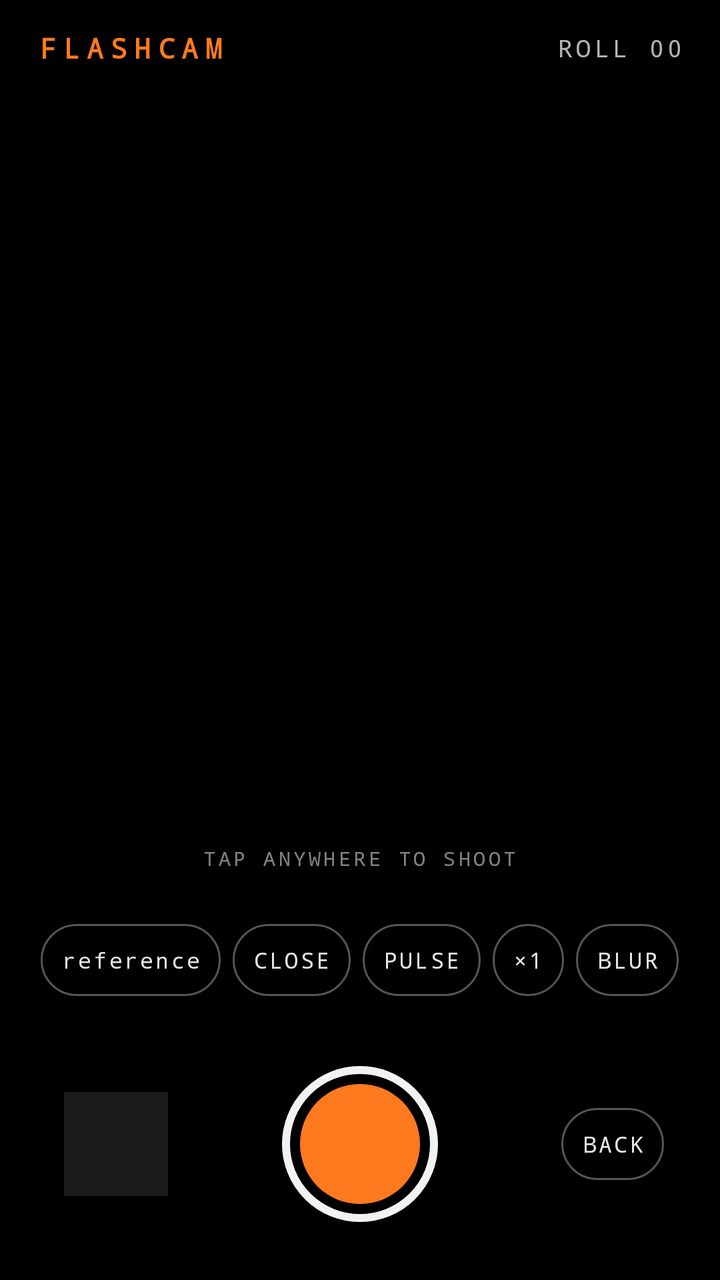
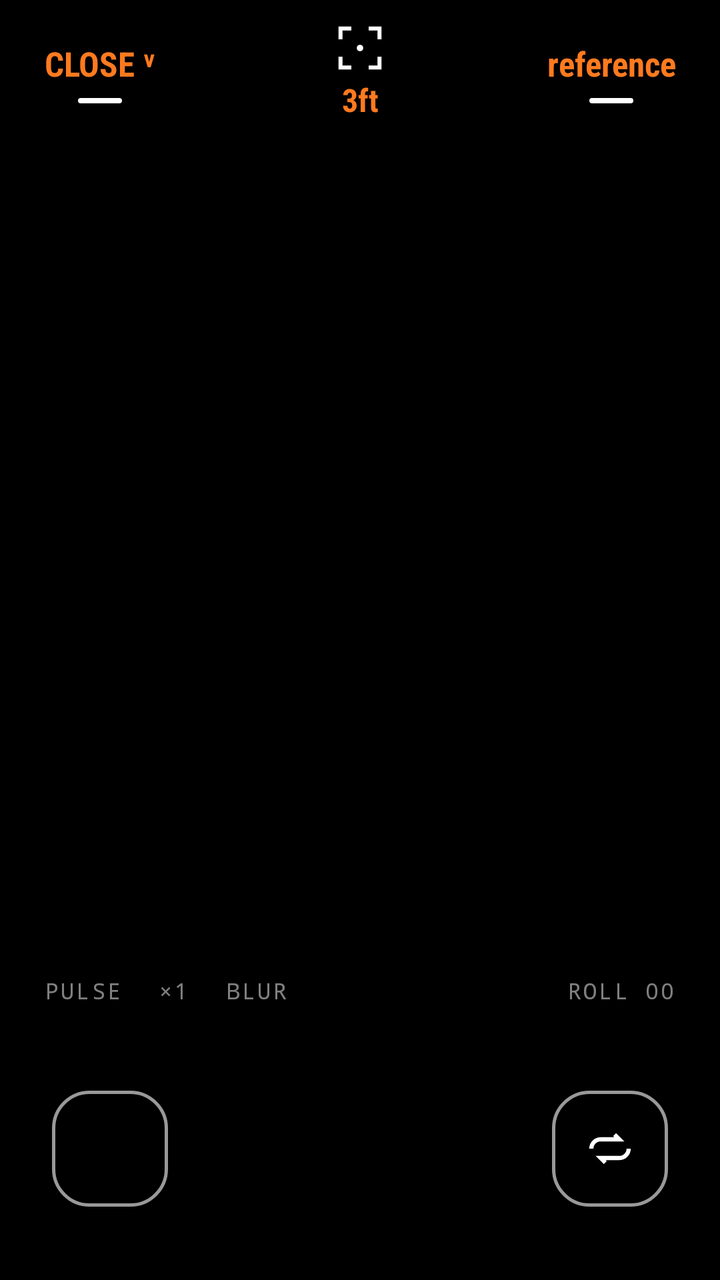

The first picture is an Android layout as it rendered before a commit; the second is the same layout after the commit. The layout source and the unified diff follow.
<!-- AndroidManifest.xml: application theme AppTheme -->
<!-- res/layout/activity_main.xml -->
<?xml version="1.0" encoding="utf-8"?>
<FrameLayout xmlns:android="http://schemas.android.com/apk/res/android"
    android:id="@+id/root"
    android:layout_width="match_parent"
    android:layout_height="match_parent"
    android:background="#000000">

    <LinearLayout
        android:layout_width="match_parent"
        android:layout_height="match_parent"
        android:orientation="vertical">

        
        <LinearLayout
            android:layout_width="match_parent"
            android:layout_height="48dp"
            android:gravity="center_vertical"
            android:orientation="horizontal"
            android:paddingStart="18dp"
            android:paddingEnd="18dp">

            <TextView
                android:id="@+id/title"
                android:layout_width="0dp"
                android:layout_height="wrap_content"
                android:layout_weight="1"
                android:fontFamily="monospace"
                android:letterSpacing="0.25"
                android:text="FLASHCAM"
                android:textColor="#FF7A1F"
                android:textSize="14sp"
                android:textStyle="bold" />

            <TextView
                android:id="@+id/status"
                android:layout_width="wrap_content"
                android:layout_height="wrap_content"
                android:fontFamily="monospace"
                android:letterSpacing="0.15"
                android:text="ROLL 00"
                android:textColor="#B3FFFFFF"
                android:textSize="12sp" />
        </LinearLayout>

        
        <FrameLayout
            android:id="@+id/previewFrame"
            android:layout_width="match_parent"
            android:layout_height="400dp">

            <TextureView
                android:id="@+id/preview"
                android:layout_width="match_parent"
                android:layout_height="match_parent"
                android:clickable="true"
                android:focusable="true" />

            <TextView
                android:id="@+id/counter"
                android:layout_width="wrap_content"
                android:layout_height="wrap_content"
                android:layout_gravity="top|center_horizontal"
                android:layout_marginTop="16dp"
                android:background="@drawable/chip"
                android:fontFamily="monospace"
                android:paddingStart="14dp"
                android:paddingTop="6dp"
                android:paddingEnd="14dp"
                android:paddingBottom="6dp"
                android:textColor="#FF7A1F"
                android:textSize="16sp"
                android:textStyle="bold"
                android:visibility="gone" />

            <TextView
                android:id="@+id/hint"
                android:layout_width="wrap_content"
                android:layout_height="wrap_content"
                android:layout_gravity="bottom|center_horizontal"
                android:layout_marginBottom="12dp"
                android:fontFamily="monospace"
                android:letterSpacing="0.15"
                android:text="TAP ANYWHERE TO SHOOT"
                android:textColor="#80FFFFFF"
                android:textSize="10sp" />
        </FrameLayout>

        
        <LinearLayout
            android:layout_width="match_parent"
            android:layout_height="wrap_content"
            android:gravity="center"
            android:orientation="horizontal"
            android:paddingTop="14dp"
            android:paddingBottom="6dp">

            <TextView
                android:id="@+id/modeBtn"
                style="@style/Chip"
                android:text="reference" />

            <TextView
                android:id="@+id/focusBtn"
                style="@style/Chip"
                android:text="CLOSE" />

            <TextView
                android:id="@+id/flashBtn"
                style="@style/Chip"
                android:text="PULSE" />

            <TextView
                android:id="@+id/burstBtn"
                style="@style/Chip"
                android:text="×1" />

            <TextView
                android:id="@+id/blurBtn"
                style="@style/Chip"
                android:text="BLUR" />

        </LinearLayout>

        
        <FrameLayout
            android:layout_width="match_parent"
            android:layout_height="0dp"
            android:layout_weight="1"
            android:minHeight="96dp">

            <ImageView
                android:id="@+id/thumb"
                android:layout_width="52dp"
                android:layout_height="52dp"
                android:layout_gravity="center_vertical|start"
                android:layout_marginStart="32dp"
                android:background="#1AFFFFFF"
                android:contentDescription="Last photo"
                android:scaleType="centerCrop" />

            <View
                android:id="@+id/shutter"
                android:layout_width="78dp"
                android:layout_height="78dp"
                android:layout_gravity="center"
                android:background="@drawable/shutter"
                android:contentDescription="Shutter" />

            <TextView
                android:id="@+id/flipBtn"
                style="@style/Chip"
                android:layout_gravity="center_vertical|end"
                android:layout_marginEnd="28dp"
                android:text="BACK" />
        </FrameLayout>
    </LinearLayout>

    
    <View
        android:id="@+id/flashOverlay"
        android:layout_width="match_parent"
        android:layout_height="match_parent"
        android:background="#FFFFFFFF"
        android:visibility="gone" />
</FrameLayout>
<!-- resources referenced by this layout -->
<resources>
  <!-- drawable chip (drawable) -->
  <?xml version="1.0" encoding="utf-8"?>
  <shape xmlns:android="http://schemas.android.com/apk/res/android" android:shape="rectangle">
      <corners android:radius="18dp" />
      <stroke android:width="1dp" android:color="#55FFFFFF" />
      <solid android:color="#00000000" />
  </shape>
  <!-- drawable shutter (drawable) -->
  <?xml version="1.0" encoding="utf-8"?>
  <layer-list xmlns:android="http://schemas.android.com/apk/res/android">
      <item>
          <shape android:shape="oval">
              <stroke android:width="4dp" android:color="#F2F2F2" />
              <solid android:color="#00000000" />
          </shape>
      </item>
      <item android:bottom="9dp" android:left="9dp" android:right="9dp" android:top="9dp">
          <shape android:shape="oval">
              <solid android:color="#FF7A1F" />
          </shape>
      </item>
  </layer-list>
  <style name="Chip">
          <item name="android:layout_width">wrap_content</item>
          <item name="android:layout_height">36dp</item>
          <item name="android:layout_marginStart">3dp</item>
          <item name="android:layout_marginEnd">3dp</item>
          <item name="android:gravity">center</item>
          <item name="android:paddingStart">10dp</item>
          <item name="android:paddingEnd">10dp</item>
          <item name="android:background">@drawable/chip</item>
          <item name="android:fontFamily">monospace</item>
          <item name="android:letterSpacing">0.1</item>
          <item name="android:textSize">11sp</item>
          <item name="android:textColor">#E6FFFFFF</item>
          <item name="android:clickable">true</item>
          <item name="android:focusable">true</item>
      </style>
  <style name="AppTheme" parent="android:Theme.Material.NoActionBar">
          <item name="android:windowBackground">@android:color/black</item>
          <item name="android:statusBarColor">@android:color/black</item>
          <item name="android:navigationBarColor">@android:color/black</item>
          <item name="android:colorAccent">#FF7A1F</item>
      </style>
</resources>

<!-- the commit's change to res/layout/activity_main.xml (unified diff, before → after) -->
@@ -11,57 +11,99 @@
         android:orientation="vertical">
 
         
-        <LinearLayout
+        <FrameLayout
             android:layout_width="match_parent"
-            android:layout_height="48dp"
-            android:gravity="center_vertical"
-            android:orientation="horizontal"
-            android:paddingStart="18dp"
-            android:paddingEnd="18dp">
+            android:layout_height="72dp"
+            android:paddingStart="22dp"
+            android:paddingEnd="22dp">
 
             <TextView
-                android:id="@+id/title"
-                android:layout_width="0dp"
+                android:id="@+id/focusBtn"
+                style="@style/TopLabel"
+                android:layout_gravity="start|center_vertical"
+                android:text="CLOSE ˅" />
+
+            <TextView
+                android:id="@+id/focusReadout"
+                android:layout_width="wrap_content"
                 android:layout_height="wrap_content"
-                android:layout_weight="1"
-                android:fontFamily="monospace"
-                android:letterSpacing="0.25"
-                android:text="FLASHCAM"
+                android:layout_gravity="center"
+                android:drawableTop="@drawable/ic_focus"
+                android:drawablePadding="2dp"
+                android:fontFamily="sans-serif-condensed"
+                android:gravity="center"
+                android:text="3ft"
                 android:textColor="#FF7A1F"
-                android:textSize="14sp"
+                android:textSize="16sp"
                 android:textStyle="bold" />
 
             <TextView
-                android:id="@+id/status"
-                android:layout_width="wrap_content"
-                android:layout_height="wrap_content"
-                android:fontFamily="monospace"
-                android:letterSpacing="0.15"
-                android:text="ROLL 00"
-                android:textColor="#B3FFFFFF"
-                android:textSize="12sp" />
-        </LinearLayout>
+                android:id="@+id/modeBtn"
+                style="@style/TopLabel"
+                android:layout_gravity="end|center_vertical"
+                android:text="reference" />
+        </FrameLayout>
 
         
         <FrameLayout
             android:id="@+id/previewFrame"
             android:layout_width="match_parent"
-            android:layout_height="400dp">
+            android:layout_height="400dp"
+            android:layout_marginStart="12dp"
+            android:layout_marginEnd="12dp">
 
             <TextureView
                 android:id="@+id/preview"
                 android:layout_width="match_parent"
+                android:layout_height="match_parent" />
+
+            <app.flashcam.EvRuler
+                android:id="@+id/evRuler"
+                android:layout_width="56dp"
                 android:layout_height="match_parent"
-                android:clickable="true"
-                android:focusable="true" />
+                android:visibility="gone" />
+
+            <LinearLayout
+                android:id="@+id/evBox"
+                android:layout_width="wrap_content"
+                android:layout_height="wrap_content"
+                android:layout_gravity="center"
+                android:background="@drawable/ev_box"
+                android:gravity="center"
+                android:orientation="vertical"
+                android:paddingStart="20dp"
+                android:paddingTop="10dp"
+                android:paddingEnd="20dp"
+                android:paddingBottom="10dp"
+                android:visibility="gone">
+
+                <TextView
+                    android:id="@+id/evTitle"
+                    android:layout_width="wrap_content"
+                    android:layout_height="wrap_content"
+                    android:fontFamily="monospace"
+                    android:letterSpacing="0.15"
+                    android:text="reference EXP"
+                    android:textColor="#99FFFFFF"
+                    android:textSize="10sp" />
+
+                <TextView
+                    android:id="@+id/evValue"
+                    android:layout_width="wrap_content"
+                    android:layout_height="wrap_content"
+                    android:text="0.0 EV"
+                    android:textColor="#FF7A1F"
+                    android:textSize="24sp"
+                    android:textStyle="bold" />
+            </LinearLayout>
 
             <TextView
                 android:id="@+id/counter"
                 android:layout_width="wrap_content"
                 android:layout_height="wrap_content"
                 android:layout_gravity="top|center_horizontal"
-                android:layout_marginTop="16dp"
-                android:background="@drawable/chip"
+                android:layout_marginTop="14dp"
+                android:background="@drawable/ev_box"
                 android:fontFamily="monospace"
                 android:paddingStart="14dp"
                 android:paddingTop="6dp"
@@ -71,54 +113,29 @@
                 android:textSize="16sp"
                 android:textStyle="bold"
                 android:visibility="gone" />
-
-            <TextView
-                android:id="@+id/hint"
-                android:layout_width="wrap_content"
-                android:layout_height="wrap_content"
-                android:layout_gravity="bottom|center_horizontal"
-                android:layout_marginBottom="12dp"
-                android:fontFamily="monospace"
-                android:letterSpacing="0.15"
-                android:text="TAP ANYWHERE TO SHOOT"
-                android:textColor="#80FFFFFF"
-                android:textSize="10sp" />
         </FrameLayout>
 
         
         <LinearLayout
             android:layout_width="match_parent"
             android:layout_height="wrap_content"
-            android:gravity="center"
+            android:gravity="center_vertical"
             android:orientation="horizontal"
-            android:paddingTop="14dp"
-            android:paddingBottom="6dp">
+            android:paddingStart="22dp"
+            android:paddingTop="10dp"
+            android:paddingEnd="22dp">
+
+            <TextView android:id="@+id/flashBtn" style="@style/SmallOpt" android:text="PULSE" />
+            <TextView android:id="@+id/burstBtn" style="@style/SmallOpt" android:text="×1" />
+            <TextView android:id="@+id/blurBtn" style="@style/SmallOpt" android:text="BLUR" />
+
+            <View android:layout_width="0dp" android:layout_height="1dp" android:layout_weight="1" />
 
             <TextView
-                android:id="@+id/modeBtn"
-                style="@style/Chip"
-                android:text="reference" />
-
-            <TextView
-                android:id="@+id/focusBtn"
-                style="@style/Chip"
-                android:text="CLOSE" />
-
-            <TextView
-                android:id="@+id/flashBtn"
-                style="@style/Chip"
-                android:text="PULSE" />
-
-            <TextView
-                android:id="@+id/burstBtn"
-                style="@style/Chip"
-                android:text="×1" />
-
-            <TextView
-                android:id="@+id/blurBtn"
-                style="@style/Chip"
-                android:text="BLUR" />
-
+                android:id="@+id/status"
+                style="@style/SmallOpt"
+                android:layout_marginEnd="0dp"
+                android:text="ROLL 00" />
         </LinearLayout>
 
         
@@ -126,32 +143,29 @@
             android:layout_width="match_parent"
             android:layout_height="0dp"
             android:layout_weight="1"
-            android:minHeight="96dp">
+            android:minHeight="90dp"
+            android:paddingStart="26dp"
+            android:paddingEnd="26dp">
 
             <ImageView
                 android:id="@+id/thumb"
-                android:layout_width="52dp"
-                android:layout_height="52dp"
-                android:layout_gravity="center_vertical|start"
-                android:layout_marginStart="32dp"
-                android:background="#1AFFFFFF"
-                android:contentDescription="Last photo"
+                android:layout_width="58dp"
+                android:layout_height="58dp"
+                android:layout_gravity="start|center_vertical"
+                android:background="@drawable/rounded_btn"
+                android:contentDescription="Roll"
+                android:padding="1.5dp"
                 android:scaleType="centerCrop" />
 
-            <View
-                android:id="@+id/shutter"
-                android:layout_width="78dp"
-                android:layout_height="78dp"
-                android:layout_gravity="center"
-                android:background="@drawable/shutter"
-                android:contentDescription="Shutter" />
-
-            <TextView
+            <ImageView
                 android:id="@+id/flipBtn"
-                style="@style/Chip"
-                android:layout_gravity="center_vertical|end"
-                android:layout_marginEnd="28dp"
-                android:text="BACK" />
+                android:layout_width="58dp"
+                android:layout_height="58dp"
+                android:layout_gravity="end|center_vertical"
+                android:background="@drawable/rounded_btn"
+                android:contentDescription="Flip camera"
+                android:scaleType="center"
+                android:src="@drawable/ic_flip" />
         </FrameLayout>
     </LinearLayout>
 
<!-- resource entries referenced after the edit -->
@@ -1,42 +1,56 @@
 <!-- resources referenced by this layout -->
 <resources>
-  <!-- drawable chip (drawable) -->
+  <!-- drawable ev_box (drawable) -->
+  <?xml version="1.0" encoding="utf-8"?>
+  <shape xmlns:android="http://schemas.android.com/apk/res/android" android:shape="rectangle">
+      <corners android:radius="10dp" />
+      <solid android:color="#CC1E1E1E" />
+  </shape>
+  <!-- drawable ic_flip (drawable) -->
+  <?xml version="1.0" encoding="utf-8"?>
+  <vector xmlns:android="http://schemas.android.com/apk/res/android"
+      android:width="28dp" android:height="28dp" android:viewportWidth="24" android:viewportHeight="24">
+      <path android:strokeColor="#FFFFFFFF" android:strokeWidth="1.8" android:fillColor="#00000000"
+          android:pathData="M4,12 a4,4 0 0,1 4,-4 h8 l-2,-2 M20,12 a4,4 0 0,1 -4,4 h-8 l2,2" />
+  </vector>
+  <!-- drawable ic_focus (drawable) -->
+  <?xml version="1.0" encoding="utf-8"?>
+  <vector xmlns:android="http://schemas.android.com/apk/res/android"
+      android:width="26dp" android:height="26dp" android:viewportWidth="24" android:viewportHeight="24">
+      <path android:strokeColor="#FFFFFFFF" android:strokeWidth="1.8" android:fillColor="#00000000"
+          android:pathData="M3,8 V3 H8 M16,3 H21 V8 M21,16 V21 H16 M8,21 H3 V16" />
+      <path android:fillColor="#FFFFFFFF" android:pathData="M12,10.5 a1.5,1.5 0 1,0 0.01,0 z" />
+  </vector>
+  <!-- drawable rounded_btn (drawable) -->
   <?xml version="1.0" encoding="utf-8"?>
   <shape xmlns:android="http://schemas.android.com/apk/res/android" android:shape="rectangle">
       <corners android:radius="18dp" />
-      <stroke android:width="1dp" android:color="#55FFFFFF" />
+      <stroke android:width="1.5dp" android:color="#99FFFFFF" />
       <solid android:color="#00000000" />
   </shape>
-  <!-- drawable shutter (drawable) -->
-  <?xml version="1.0" encoding="utf-8"?>
-  <layer-list xmlns:android="http://schemas.android.com/apk/res/android">
-      <item>
-          <shape android:shape="oval">
-              <stroke android:width="4dp" android:color="#F2F2F2" />
-              <solid android:color="#00000000" />
-          </shape>
-      </item>
-      <item android:bottom="9dp" android:left="9dp" android:right="9dp" android:top="9dp">
-          <shape android:shape="oval">
-              <solid android:color="#FF7A1F" />
-          </shape>
-      </item>
-  </layer-list>
-  <style name="Chip">
+  <style name="SmallOpt">
           <item name="android:layout_width">wrap_content</item>
-          <item name="android:layout_height">36dp</item>
-          <item name="android:layout_marginStart">3dp</item>
-          <item name="android:layout_marginEnd">3dp</item>
-          <item name="android:gravity">center</item>
-          <item name="android:paddingStart">10dp</item>
-          <item name="android:paddingEnd">10dp</item>
-          <item name="android:background">@drawable/chip</item>
+          <item name="android:layout_height">wrap_content</item>
+          <item name="android:layout_marginEnd">18dp</item>
+          <item name="android:paddingTop">6dp</item>
+          <item name="android:paddingBottom">6dp</item>
           <item name="android:fontFamily">monospace</item>
           <item name="android:letterSpacing">0.1</item>
           <item name="android:textSize">11sp</item>
-          <item name="android:textColor">#E6FFFFFF</item>
-          <item name="android:clickable">true</item>
-          <item name="android:focusable">true</item>
+          <item name="android:textColor">#80FFFFFF</item>
+      </style>
+  <style name="TopLabel">
+          <item name="android:layout_width">wrap_content</item>
+          <item name="android:layout_height">wrap_content</item>
+          <item name="android:drawableBottom">@drawable/underline</item>
+          <item name="android:drawablePadding">6dp</item>
+          <item name="android:fontFamily">sans-serif-condensed</item>
+          <item name="android:textSize">17sp</item>
+          <item name="android:textStyle">bold</item>
+          <item name="android:textColor">#FF7A1F</item>
+          <item name="android:gravity">center</item>
+          <item name="android:paddingTop">8dp</item>
+          <item name="android:paddingBottom">8dp</item>
       </style>
   <style name="AppTheme" parent="android:Theme.Material.NoActionBar">
           <item name="android:windowBackground">@android:color/black</item>
@@ -44,5 +58,12 @@
           <item name="android:navigationBarColor">@android:color/black</item>
           <item name="android:colorAccent">#FF7A1F</item>
       </style>
+  <!-- drawable underline (drawable) -->
+  <?xml version="1.0" encoding="utf-8"?>
+  <shape xmlns:android="http://schemas.android.com/apk/res/android" android:shape="rectangle">
+      <size android:width="22dp" android:height="2.5dp" />
+      <corners android:radius="2dp" />
+      <solid android:color="#FFFFFFFF" />
+  </shape>
 </resources>
 
